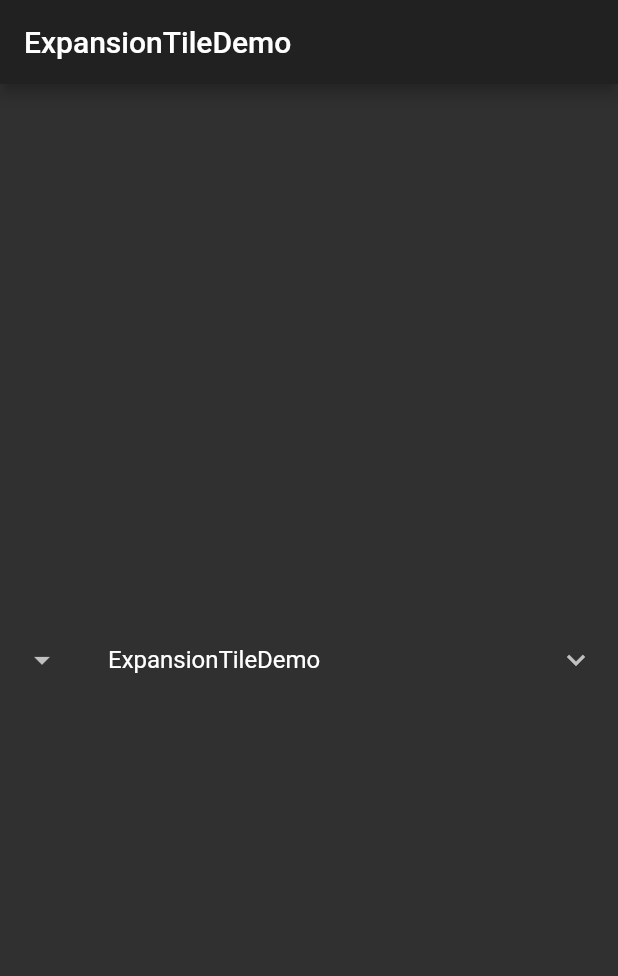
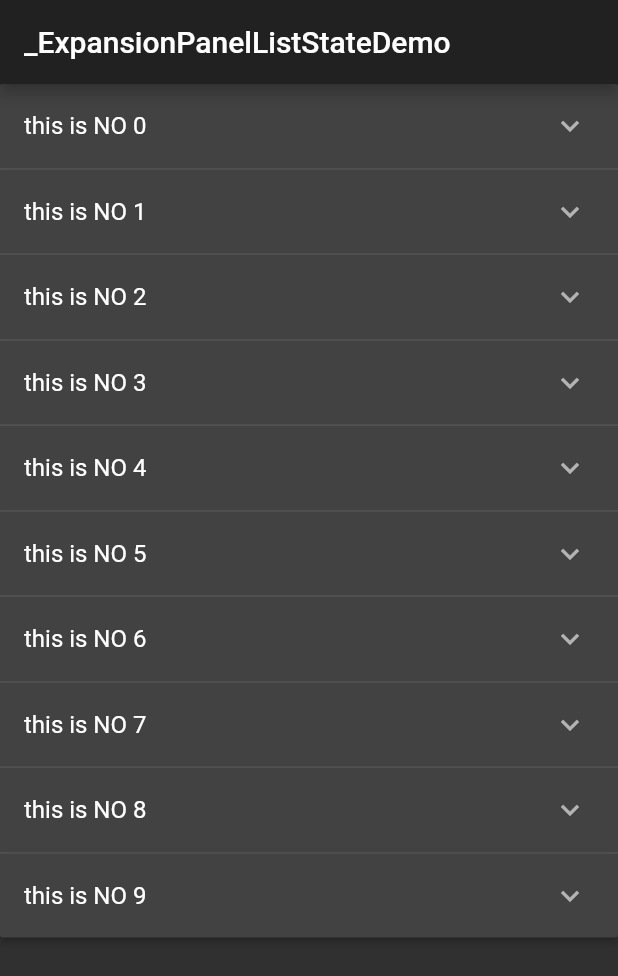
Before and after one commit to MaBillion/Flutter_demo, a Flutter app: the screen it shows after launch, on a phone screen of 412 x 824 dp. Shown: the top 976 px of the screen. Run offline on Flutter 3.47's test engine with Material 2 defaults, Android fonts, the light colour scheme and no system bars.

Commit message:
expansionpanelList

```diff
--- /dev/null
+++ b/expansion_tile_demo/lib/View/ExpansionPanelListDemo.dart
@@ -0,0 +1,64 @@
+import 'package:flutter/material.dart';
+
+class ExpansionPanelListDemo extends StatefulWidget {
+    _ExpansionPanelListStateDemo createState() => _ExpansionPanelListStateDemo();
+}
+
+class _ExpansionPanelListStateDemo extends State<ExpansionPanelListDemo> {
+    List<int> mlist;
+    List<ExpandStateBean> expandStateList;
+
+    _ExpansionPanelListStateDemo() {
+        mlist = new List();
+        expandStateList = new List();
+        for(var i = 0; i < 10; i++) {
+            mlist.add(i);
+            expandStateList.add(ExpandStateBean(i, false));
+        }
+    }
+
+    _setCurrentList(int _index, bool isOpen) {
+        setState(() {
+            expandStateList.forEach((item){
+                if (item.index == _index) {
+                    item.isOpen = !item.isOpen;
+                }
+            });
+        });
+    }
+
+    @override
+    Widget build(BuildContext context) {
+        return Scaffold(
+            appBar: AppBar(
+                title: Text('_ExpansionPanelListStateDemo'),
+            ),
+            body: SingleChildScrollView(
+                child: ExpansionPanelList(
+                    expansionCallback: (index, bol) {
+                        _setCurrentList(index, bol);
+                    },
+                    children: mlist.map((index) {
+                        return ExpansionPanel(
+                            headerBuilder: (context, isExpande){
+                                return ListTile(
+                                    title: Text('this is NO $index'),
+                                );
+                            },
+                            body: ListTile(
+                                title: Text('expansion no.$index'),
+                            ),
+                            isExpanded: expandStateList[index].isOpen
+                        );
+                    }).toList(),
+                ),
+            ),
+        );
+    }
+}
+
+class ExpandStateBean {
+    int index;
+    bool isOpen;
+    ExpandStateBean(this.index, this.isOpen);
+}
--- a/expansion_tile_demo/lib/main.dart
+++ b/expansion_tile_demo/lib/main.dart
@@ -1,5 +1,5 @@
 import 'package:flutter/material.dart';
-import './View/ExpansionTileDemo.dart';
+import './View/ExpansionPanelListDemo.dart';
 
 void main() => runApp(MyApp());
 
@@ -8,7 +8,7 @@ class MyApp extends StatelessWidget {
     Widget build(BuildContext context) {
         return MaterialApp(
             title: 'ExpansionTileDemo',
-            home: ExpansionTileDemo(),
+            home: ExpansionPanelListDemo(),
             theme: ThemeData.dark(),
         );
     }
```
